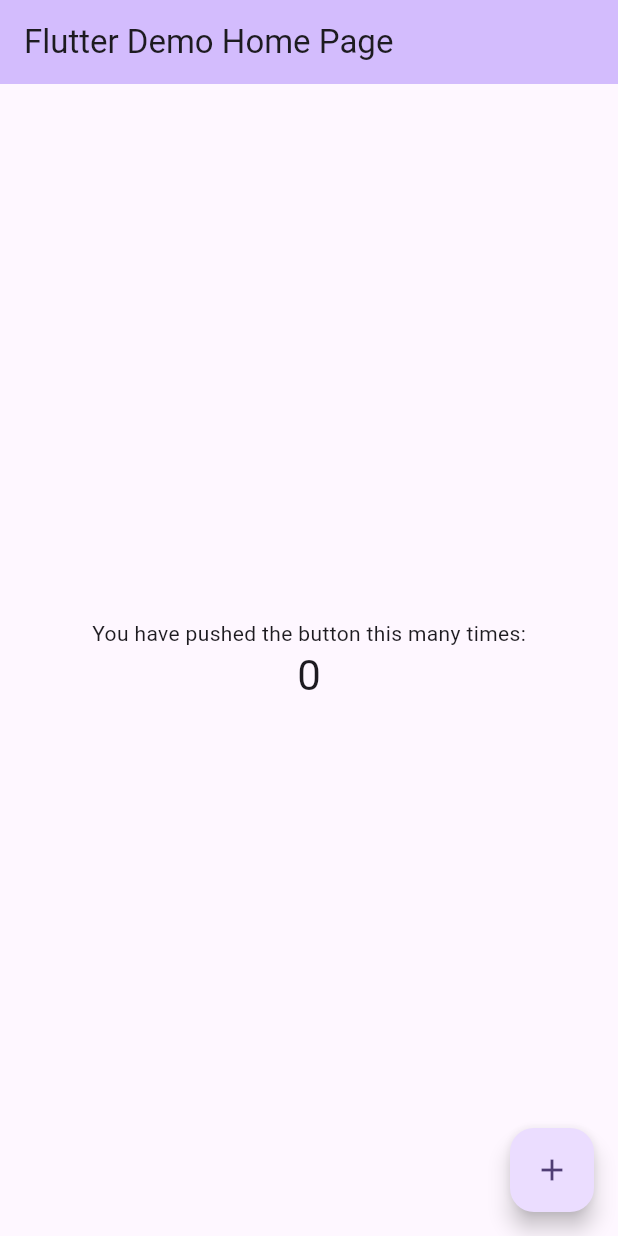
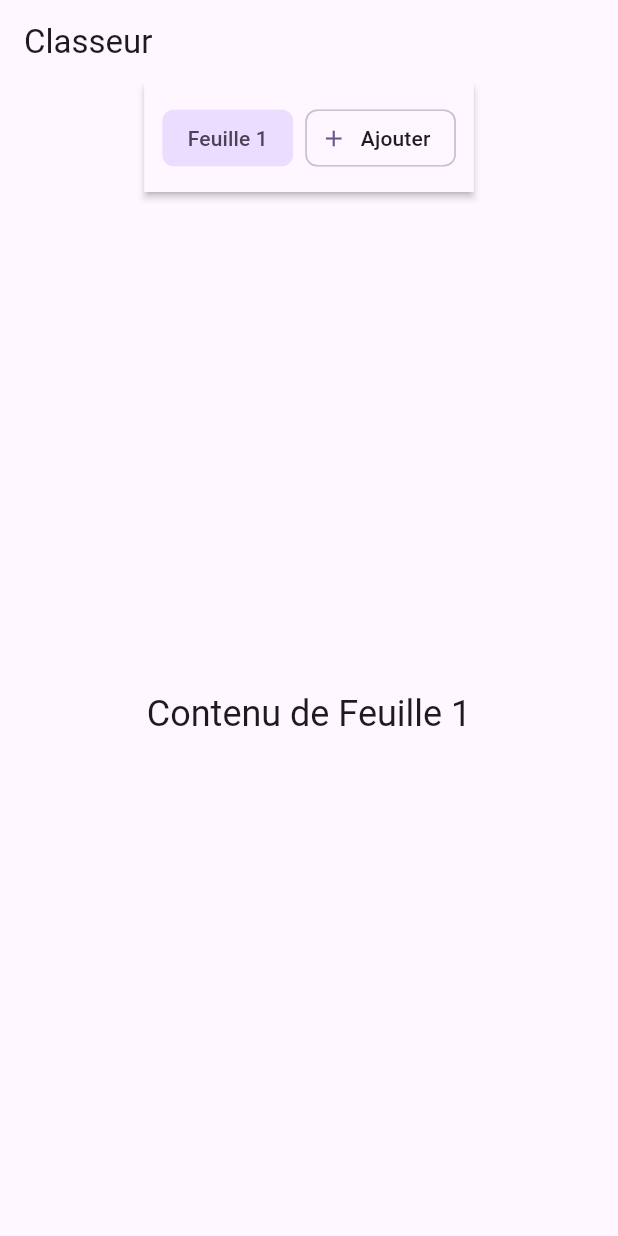
Before and after one commit to cbCielblanc/flutter_application_1, a Flutter app: the screen it shows after launch, on a phone screen of 412 x 824 dp. Run offline on Flutter 3.47's test engine with Material 3 defaults, Android fonts, the phone set to English and light mode, and no system bars; our stand-ins replace csv.

Commit message:
Add workbook navigation with sheet tabs

```diff
--- a/lib/main.dart
+++ b/lib/main.dart
@@ -1,122 +1,69 @@
 import 'package:flutter/material.dart';
+
+import 'presentation/workbook_navigator.dart';
 
 void main() {
   runApp(const MyApp());
 }
 
-class MyApp extends StatelessWidget {
+class MyApp extends StatefulWidget {
   const MyApp({super.key});
 
-  // This widget is the root of your application.
+  @override
+  State<MyApp> createState() => _MyAppState();
+}
+
+class _MyAppState extends State<MyApp> {
+  final List<String> _sheets = ['Feuille 1'];
+  int _selectedSheetIndex = 0;
+  int _nextSheetNumber = 2;
+
+  void _handleSelectSheet(int index) {
+    setState(() {
+      _selectedSheetIndex = index;
+    });
+  }
+
+  void _handleAddSheet() {
+    setState(() {
+      _sheets.add('Feuille $_nextSheetNumber');
+      _nextSheetNumber += 1;
+      _selectedSheetIndex = _sheets.length - 1;
+    });
+  }
+
+  void _handleRemoveSheet(int index) {
+    if (_sheets.length == 1) {
+      return;
+    }
+    setState(() {
+      _sheets.removeAt(index);
+      if (_selectedSheetIndex >= _sheets.length) {
+        _selectedSheetIndex = _sheets.length - 1;
+      }
+    });
+  }
+
   @override
   Widget build(BuildContext context) {
     return MaterialApp(
       title: 'Flutter Demo',
       theme: ThemeData(
-        // This is the theme of your application.
-        //
-        // TRY THIS: Try running your application with "flutter run". You'll see
-        // the application has a purple toolbar. Then, without quitting the app,
-        // try changing the seedColor in the colorScheme below to Colors.green
-        // and then invoke "hot reload" (save your changes or press the "hot
-        // reload" button in a Flutter-supported IDE, or press "r" if you used
-        // the command line to start the app).
-        //
-        // Notice that the counter didn't reset back to zero; the application
-        // state is not lost during the reload. To reset the state, use hot
-        // restart instead.
-        //
-        // This works for code too, not just values: Most code changes can be
-        // tested with just a hot reload.
         colorScheme: ColorScheme.fromSeed(seedColor: Colors.deepPurple),
+        useMaterial3: true,
       ),
-      home: const MyHomePage(title: 'Flutter Demo Home Page'),
+      home: Scaffold(
+        appBar: AppBar(
+          title: const Text('Classeur'),
+        ),
+        body: WorkbookNavigator(
+          sheets: List.unmodifiable(_sheets),
+          selectedSheetIndex: _selectedSheetIndex,
+          onSheetSelected: _handleSelectSheet,
+          onAddSheet: _handleAddSheet,
+          onRemoveSheet: _handleRemoveSheet,
+        ),
+      ),
     );
   }
 }
-
-class MyHomePage extends StatefulWidget {
-  const MyHomePage({super.key, required this.title});
-
-  // This widget is the home page of your application. It is stateful, meaning
-  // that it has a State object (defined below) that contains fields that affect
-  // how it looks.
-
-  // This class is the configuration for the state. It holds the values (in this
-  // case the title) provided by the parent (in this case the App widget) and
-  // used by the build method of the State. Fields in a Widget subclass are
-  // always marked "final".
-
-  final String title;
-
-  @override
-  State<MyHomePage> createState() => _MyHomePageState();
-}
-
-class _MyHomePageState extends State<MyHomePage> {
-  int _counter = 0;
-
-  void _incrementCounter() {
-    setState(() {
-      // This call to setState tells the Flutter framework that something has
-      // changed in this State, which causes it to rerun the build method below
-      // so that the display can reflect the updated values. If we changed
-      // _counter without calling setState(), then the build method would not be
-      // called again, and so nothing would appear to happen.
-      _counter++;
-    });
-  }
-
-  @override
-  Widget build(BuildContext context) {
-    // This method is rerun every time setState is called, for instance as done
-    // by the _incrementCounter method above.
-    //
-    // The Flutter framework has been optimized to make rerunning build methods
-    // fast, so that you can just rebuild anything that needs updating rather
-    // than having to individually change instances of widgets.
-    return Scaffold(
-      appBar: AppBar(
-        // TRY THIS: Try changing the color here to a specific color (to
-        // Colors.amber, perhaps?) and trigger a hot reload to see the AppBar
-        // change color while the other colors stay the same.
-        backgroundColor: Theme.of(context).colorScheme.inversePrimary,
-        // Here we take the value from the MyHomePage object that was created by
-        // the App.build method, and use it to set our appbar title.
-        title: Text(widget.title),
-      ),
-      body: Center(
-        // Center is a layout widget. It takes a single child and positions it
-        // in the middle of the parent.
-        child: Column(
-          // Column is also a layout widget. It takes a list of children and
-          // arranges them vertically. By default, it sizes itself to fit its
-          // children horizontally, and tries to be as tall as its parent.
-          //
-          // Column has various properties to control how it sizes itself and
-          // how it positions its children. Here we use mainAxisAlignment to
-          // center the children vertically; the main axis here is the vertical
-          // axis because Columns are vertical (the cross axis would be
-          // horizontal).
-          //
-          // TRY THIS: Invoke "debug painting" (choose the "Toggle Debug Paint"
-          // action in the IDE, or press "p" in the console), to see the
-          // wireframe for each widget.
-          mainAxisAlignment: MainAxisAlignment.center,
-          children: <Widget>[
-            const Text('You have pushed the button this many times:'),
-            Text(
-              '$_counter',
-              style: Theme.of(context).textTheme.headlineMedium,
-            ),
-          ],
-        ),
-      ),
-      floatingActionButton: FloatingActionButton(
-        onPressed: _incrementCounter,
-        tooltip: 'Increment',
-        child: const Icon(Icons.add),
-      ), // This trailing comma makes auto-formatting nicer for build methods.
-    );
-  }
-}
--- /dev/null
+++ b/lib/presentation/widgets/sheet_tab_bar.dart
@@ -0,0 +1,59 @@
+import 'package:flutter/material.dart';
+
+class SheetTabBar extends StatelessWidget {
+  const SheetTabBar({
+    super.key,
+    required this.sheets,
+    required this.selectedIndex,
+    required this.onSelectSheet,
+    required this.onAddSheet,
+    required this.onRemoveSheet,
+  });
+
+  final List<String> sheets;
+  final int selectedIndex;
+  final ValueChanged<int> onSelectSheet;
+  final VoidCallback onAddSheet;
+  final ValueChanged<int> onRemoveSheet;
+
+  @override
+  Widget build(BuildContext context) {
+    final theme = Theme.of(context);
+    return Material(
+      color: theme.colorScheme.surface,
+      elevation: 2,
+      child: SingleChildScrollView(
+        scrollDirection: Axis.horizontal,
+        padding: const EdgeInsets.symmetric(horizontal: 8, vertical: 12),
+        child: Row(
+          children: [
+            ...List.generate(sheets.length, (index) {
+              final isSelected = index == selectedIndex;
+              return Padding(
+                padding: const EdgeInsets.symmetric(horizontal: 4),
+                child: InputChip(
+                  label: Text(sheets[index]),
+                  selected: isSelected,
+                  onPressed: () => onSelectSheet(index),
+                  onDeleted:
+                      sheets.length > 1 ? () => onRemoveSheet(index) : null,
+                  deleteIcon: const Icon(Icons.close, size: 18),
+                  selectedColor: theme.colorScheme.primaryContainer,
+                  showCheckmark: false,
+                ),
+              );
+            }),
+            Padding(
+              padding: const EdgeInsets.symmetric(horizontal: 4),
+              child: ActionChip(
+                avatar: const Icon(Icons.add, size: 18),
+                label: const Text('Ajouter'),
+                onPressed: onAddSheet,
+              ),
+            ),
+          ],
+        ),
+      ),
+    );
+  }
+}
--- /dev/null
+++ b/lib/presentation/workbook_navigator.dart
@@ -0,0 +1,99 @@
+import 'package:flutter/material.dart';
+
+import 'widgets/sheet_tab_bar.dart';
+
+class WorkbookNavigator extends StatefulWidget {
+  const WorkbookNavigator({
+    super.key,
+    required this.sheets,
+    required this.selectedSheetIndex,
+    required this.onSheetSelected,
+    required this.onAddSheet,
+    required this.onRemoveSheet,
+  });
+
+  final List<String> sheets;
+  final int selectedSheetIndex;
+  final ValueChanged<int> onSheetSelected;
+  final VoidCallback onAddSheet;
+  final ValueChanged<int> onRemoveSheet;
+
+  @override
+  State<WorkbookNavigator> createState() => _WorkbookNavigatorState();
+}
+
+class _WorkbookNavigatorState extends State<WorkbookNavigator> {
+  late final PageController _pageController;
+
+  @override
+  void initState() {
+    super.initState();
+    _pageController = PageController(initialPage: widget.selectedSheetIndex);
+  }
+
+  @override
+  void didUpdateWidget(covariant WorkbookNavigator oldWidget) {
+    super.didUpdateWidget(oldWidget);
+    if (widget.selectedSheetIndex != oldWidget.selectedSheetIndex) {
+      _jumpToSheet(widget.selectedSheetIndex);
+    }
+  }
+
+  void _jumpToSheet(int index) {
+    if (!_pageController.hasClients) {
+      WidgetsBinding.instance.addPostFrameCallback((_) {
+        if (mounted) {
+          _pageController.jumpToPage(index);
+        }
+      });
+      return;
+    }
+    if (_pageController.page?.round() == index) {
+      return;
+    }
+    _pageController.animateToPage(
+      index,
+      duration: const Duration(milliseconds: 200),
+      curve: Curves.easeInOut,
+    );
+  }
+
+  @override
+  void dispose() {
+    _pageController.dispose();
+    super.dispose();
+  }
+
+  @override
+  Widget build(BuildContext context) {
+    final sheets = widget.sheets;
+    return Column(
+      children: [
+        SheetTabBar(
+          sheets: sheets,
+          selectedIndex: widget.selectedSheetIndex,
+          onSelectSheet: widget.onSheetSelected,
+          onAddSheet: widget.onAddSheet,
+          onRemoveSheet: widget.onRemoveSheet,
+        ),
+        Expanded(
+          child: sheets.isEmpty
+              ? const Center(child: Text('Aucune feuille disponible'))
+              : PageView.builder(
+                  controller: _pageController,
+                  itemCount: sheets.length,
+                  onPageChanged: widget.onSheetSelected,
+                  itemBuilder: (context, index) {
+                    return Center(
+                      child: Text(
+                        'Contenu de ${sheets[index]}',
+                        style: Theme.of(context).textTheme.headlineSmall,
+                      ),
+                    );
+                  },
+                ),
+        ),
+      ],
+    );
+  }
+}
```
